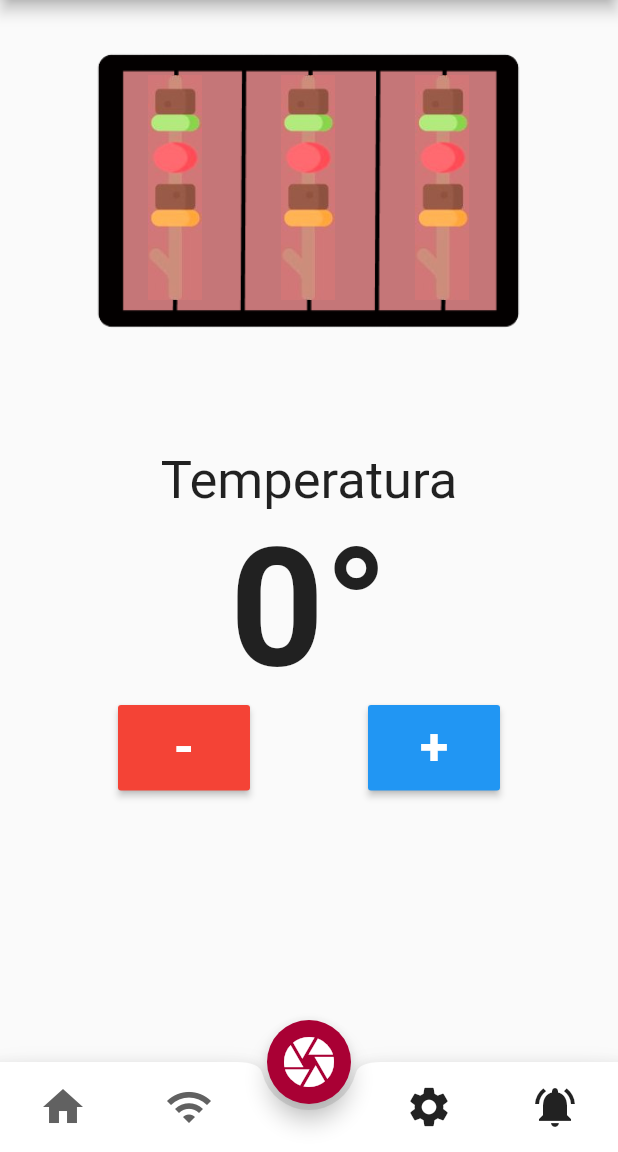
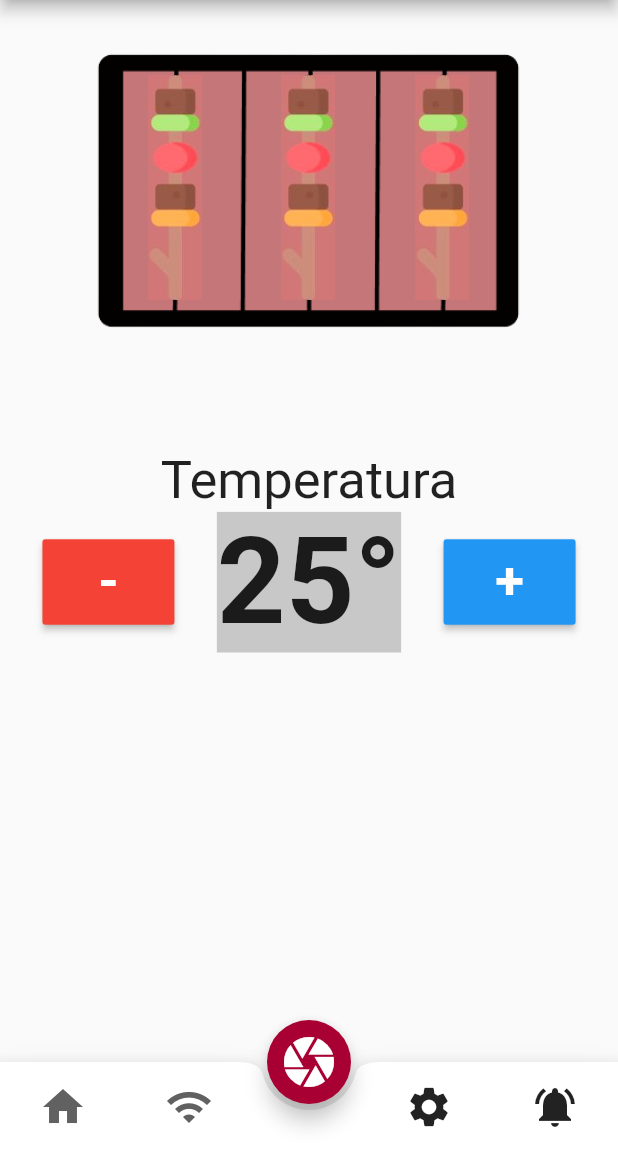
Before and after one commit to SmartMeat-UnB/smartmeat, a Flutter app: the InformationRasp screen opened directly, on a phone screen of 412 x 824 dp, the part 84-1236 px from its top. Run offline on Flutter 3.47's test engine with Material 2 defaults, Android fonts, the phone set to English and light mode, and no system bars; our stand-ins replace image_cropper, image_picker, shared_preferences; missing offline and left inert: adhara_socket_io; accounts and stored records are empty.

```diff
--- a/lib/main.dart
+++ b/lib/main.dart
@@ -1,3 +1,4 @@
+import 'package:SmartMeat/screens/introState.dart';
 import 'package:flutter/material.dart';
 import 'package:SmartMeat/screens/recipe.dart';
 import 'package:SmartMeat/screens/result_IA.dart';
@@ -5,6 +6,7 @@ import 'package:SmartMeat/screens/tutorialWifi.dart';
 import 'package:SmartMeat/screens/tutorial_screen.dart';
 import 'package:SmartMeat/tabs/home_tab.dart';
 import 'package:SmartMeat/screens/informationsRasp.dart';
+import 'package:flutter/rendering.dart';
 
 
 void main() {
@@ -17,7 +19,7 @@ class MyApp extends StatelessWidget {
   Widget build(BuildContext context) {
     return MaterialApp(
         routes: {
-          '/home': (context) => HomeTab(),
+          '/home': (context) => InformationRasp(),
           '/resultado': (context) => ResultIA(),
           '/recipe': (context) => Recipe(),
           '/tutorial': (context) => TutorialScreen(),
@@ -25,7 +27,7 @@ class MyApp extends StatelessWidget {
         },
 
         debugShowCheckedModeBanner: false,
-        home: InformationRasp()
+        home: Splash()
     );
   }
 }
--- a/lib/screens/informationsRasp.dart
+++ b/lib/screens/informationsRasp.dart
@@ -24,7 +24,7 @@ class _InformationRaspState extends State<InformationRasp> {
   //Vai ser setado de acordo com o valor que vai chegar da churrasqueira
   //para saber se está ou não ligada, uma variavel para o estado da churrasqueira
   bool _state = false;
-  int _temperature = 0;
+  int _temperature = 25;
 
   void onChanged(String identifier, bool value){
     bool ipc = isProbablyConnected(identifier);
@@ -37,17 +37,21 @@ class _InformationRaspState extends State<InformationRasp> {
   }
 
   void subtractNumbers() {
+    if(_temperature>=25){
       setState(() {
         _temperature = _temperature - 2;
         sendMessage("default");
       });
     }
+  }
 
   void addNumbers() {
+    if(_temperature<=80){
       setState(() {
         _temperature = _temperature + 2;
         sendMessage("default");
       });
+    }
   }
 
   @override
@@ -133,20 +137,6 @@ class _InformationRaspState extends State<InformationRasp> {
     }
   }
 
-  // onBBQ(identifier) {
-  //   if (sockets[identifier] != null) {
-  //     pprint("sending ON message from '$identifier'...");
-  //     sockets[identifier].emit("message", ['true']);
-  //     pprint("Message emitted from switch button...");
-  //   }
-  // }
-  // offBBQ(identifier) {
-  //   if (sockets[identifier] != null) {
-  //     pprint("sending OFF message from '$identifier'...");
-  //     sockets[identifier].emit("message", ['false']);
-  //     pprint("Message emitted from switch button...");
-  //   }
-  // }
 
   sendMessageWithACK(identifier){
     pprint("Sending ACK message from '$identifier'...");
@@ -197,17 +187,17 @@ class _InformationRaspState extends State<InformationRasp> {
                     fontSize: 35.0,
                   ),
                     ),
-                Text(
-                  '$_temperature°',
-                  style: TextStyle(
-                    fontWeight: FontWeight.bold,
-                    fontSize: 110.0,
-                    fontFamily: 'Roboto',
-                    // backgroundColor: Colors.black,
-                    color: Colors.black87,
-                  ),
+                // Text(
+                //   '$_temperature°',
+                //   style: TextStyle(
+                //     fontWeight: FontWeight.bold,
+                //     fontSize: 110.0,
+                //     fontFamily: 'Roboto',
+                //     // backgroundColor: Colors.black,
+                //     color: Colors.black87,
+                //   ),
 
-                ),
+                // ),
                  Row(
                   mainAxisAlignment: MainAxisAlignment.spaceEvenly,
                   children: <Widget>[
@@ -223,6 +213,16 @@ class _InformationRaspState extends State<InformationRasp> {
                                               fontSize: 35.0,
                                               fontFamily: 'Roboto',
                                           ),
+                                  ),
+                    ),
+                    Text(
+                      '$_temperature°',
+                      style: TextStyle(
+                        fontWeight: FontWeight.bold,
+                        fontSize: 80.0,
+                        fontFamily: 'Roboto',
+                        color: Colors.black87,
+                        backgroundColor: Colors.black.withOpacity(0.2),
                       ),
                     ),
                     RaisedButton(
@@ -241,26 +241,6 @@ class _InformationRaspState extends State<InformationRasp> {
                     ),
                   ],
                 )
-
-
-                // Spacer(flex: 1),
-                // Text(
-                //   "Temperatura",
-                //   softWrap: true,
-                //   style: TextStyle(
-                //             fontSize: 25.0,
-                //           ),
-                //   ),
-                // Container(
-                //   decoration: BoxDecoration(
-                //                 border: Border.all(color: Colors.black, width: 1.0),
-                //               ),
-                //   child: StepperTouch(
-                //           initialValue: 0,
-                //           onChanged: (int value) => print('new value $value'),
-                //         ),
-                // ),
-                // Spacer(flex: 1)
               ],
             ),
           ),
--- a/pubspec.yaml
+++ b/pubspec.yaml
@@ -59,8 +59,8 @@ flutter:
    - images/noImage.png
    - images/ok.jpg
    - images/icon/icon.jpg
-   - images/intro1.jpg
-   - images/intro2.jpg
+   - images/intro1.png
+   - images/intro2.png
    - images/intro3.jpg
    - images/churrasqueira.png
    - images/espeto.jpg
```
Also changed, not shown: lib/screens/intro.dart (+24 -15 lines), images/intro1.jpg (deleted), images/intro1.png (added), images/intro2.jpg (deleted), images/intro2.png (added), images/intro3.jpg. Lines whose indentation alone changed are shown as unchanged.
